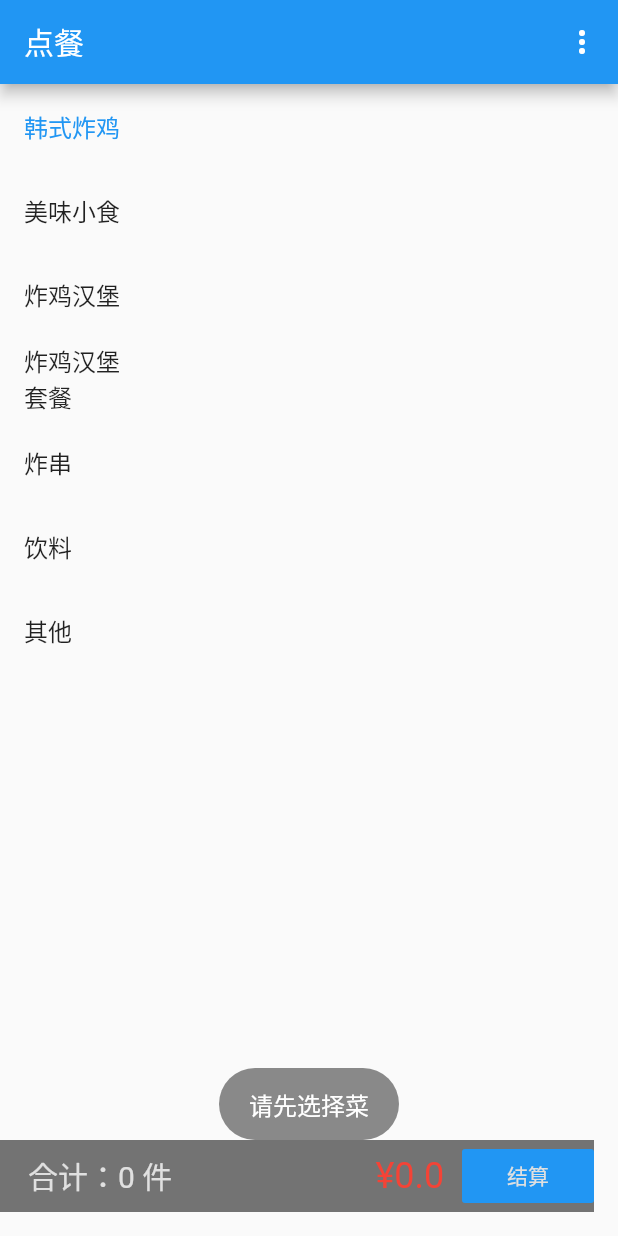
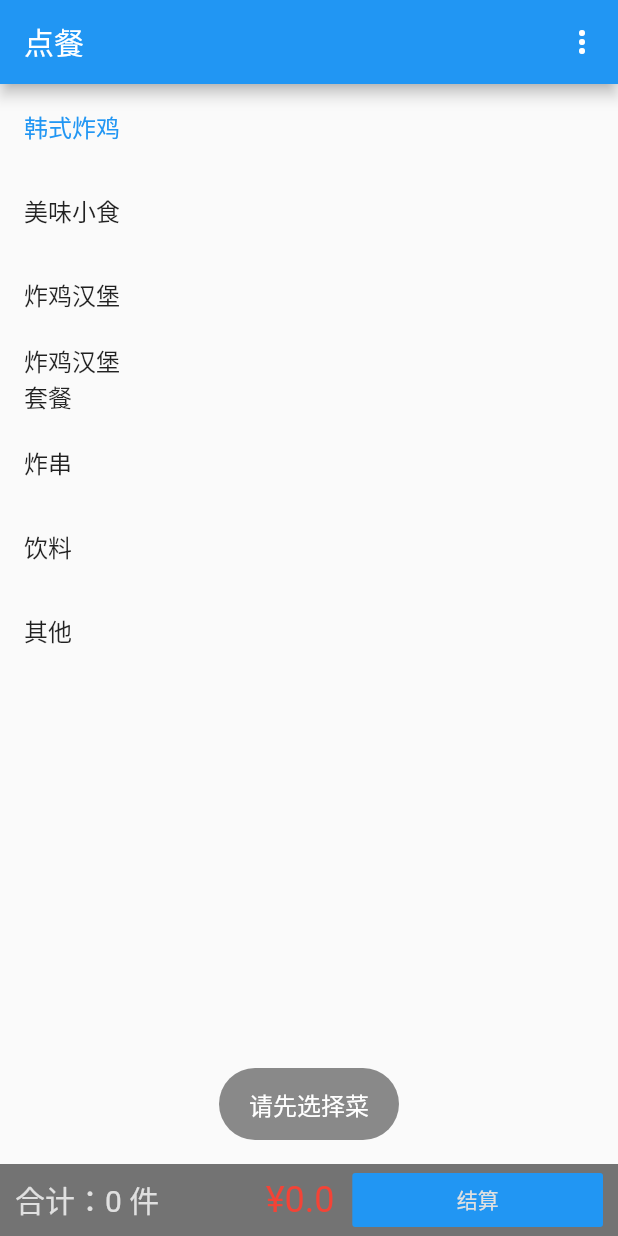
Before and after one commit to evilbinary/food, a Flutter app: the screen it shows after launch, after a tap on "结算", on a phone screen of 412 x 824 dp. Run offline on Flutter 3.47's test engine with Material 2 defaults, Android fonts, the light colour scheme and no system bars; our stand-ins replace fluttertoast.

Commit message:
fix style

```diff
--- a/lib/page/home.dart
+++ b/lib/page/home.dart
@@ -40,9 +40,9 @@
           new Icon(icon, color: Colors.blue),
           new Text(text),
         ],
-      )
-  );
+      ));
 }
+
 class _MyHomePageState extends State<MyHomePage> {
   double _total = 0;
   int _count = 0;
@@ -64,23 +64,23 @@
 
   void _settle() {
     print("settele ${foodListView.order}");
-    var printData={
-      "shopName":"萌丫炸鸡汉堡 --舞蹈学院",
-      "total":_total,
-      "count":_count,
-      "goods":foodListView.order.value
+    var printData = {
+      "shopName": "萌丫炸鸡汉堡",
+      "total": _total,
+      "count": _count,
+      "goods": foodListView.order.value.where((e) => e['count'] > 0).toList()
     };
-    if(_count>0) {
+    if (_count > 0) {
       print(printData);
       _send(jsonEncode(printData));
-    }else{
+    } else {
       _showToast("请先选择菜");
     }
     // foodListView.order.notifyListeners();
     // catValueNotifierData.notifyListeners();
   }
 
-  void _clear(){
+  void _clear() {
     setState(() {
       _total = 0;
       _count = 0;
@@ -90,14 +90,13 @@
     });
   }
 
-  void _send(val) async{
-    String reply=await basicChannel.send(val);
+  void _send(val) async {
+    String reply = await basicChannel.send(val);
     print('ret=>$reply');
-    if(reply=="打印成功") {
+    if (reply == "打印成功") {
       _clear();
     }
     _showToast(reply);
-
   }
 
   void _showToast(String msg) {
@@ -116,13 +115,14 @@
   FoodListView foodListView = null;
   CategoryListView categoryListView = null;
 
-  static const nativeChannel = const MethodChannel('org.evilbinary.flutter/native');
-  static const basicChannel = BasicMessageChannel<String>('org.evilbinary.flutter/message', StringCodec());
+  static const nativeChannel =
+      const MethodChannel('org.evilbinary.flutter/native');
+  static const basicChannel = BasicMessageChannel<String>(
+      'org.evilbinary.flutter/message', StringCodec());
 
   @override
   void initState() {
     super.initState();
-
   }
 
   // 返回每个隐藏的菜单项
@@ -135,13 +135,14 @@
             new Icon(icon, color: Colors.blue),
             new Text(text),
           ],
-        )
-    );
+        ));
   }
-  void showPrint() async{
-    var activity='net.printer.print.PrintActivity';
+
+  void showPrint() async {
+    var activity = 'net.printer.print.PrintActivity';
     await nativeChannel.invokeMethod('startActivity', activity);
   }
+
   Future<String> onMessage(String message) {
     print("onMessage=>$message");
   }
@@ -193,13 +194,12 @@
                     showPrint();
                     break;
                   case 'cat':
-
                     break;
-                  case 'menu': break;
+                  case 'menu':
+                    break;
                 }
               },
             ),
-
           ],
         ),
         body: Container(
@@ -216,22 +216,29 @@
                 ),
               ),
               Expanded(child: foodListView),
-            ],
-          ),
-        ),
+            ])),
+        floatingActionButtonLocation:
+            FloatingActionButtonLocation.miniCenterDocked,
         floatingActionButton: Container(
           color: Colors.black54,
-          // decoration: ,
-          margin: EdgeInsets.only(left: 0, right: 0, bottom: 0),
+          // padding: EdgeInsets.only(bottom: 0),
+          // alignment: Alignment.centerRight,
+          margin: EdgeInsets.only(
+            left: 0,
+            right: 0,
+            bottom: 0,
+          ),
           child: Flex(
             direction: Axis.horizontal,
-            // crossAxisAlignment: CrossAxisAlignment.center,
+            // crossAxisAlignment: CrossAxisAlignment.end,
             children: [
               Expanded(
-                flex: 1,
-                child: Text('       合计：$_count 件',
+                flex: 2,
+                child:Container(
+                  margin: EdgeInsets.only(left: 10),
+                  child:  Text('合计：$_count 件',
                     style:
-                        TextStyle(fontSize: 20, color: themeData.buttonColor)),
+                        TextStyle(fontSize: 20, color: themeData.buttonColor)),)
               ),
               Expanded(
                   flex: 0,
@@ -240,16 +247,17 @@
                     style: TextStyle(fontSize: 24, color: Colors.red),
                   )),
               Expanded(
-                  flex: 0,
+                flex: 2,
+                child: Container(
+                    margin: EdgeInsets.only(right: 10),
                     child: FlatButton(
                         color: themeData.primaryColor,
                         textColor: themeData.buttonColor,
                         onPressed: _settle,
                         child: Text("结算"))),
+              )
             ],
           ),
         ));
   }
-
-
 }
```
Lines whose indentation alone changed are shown as unchanged.
